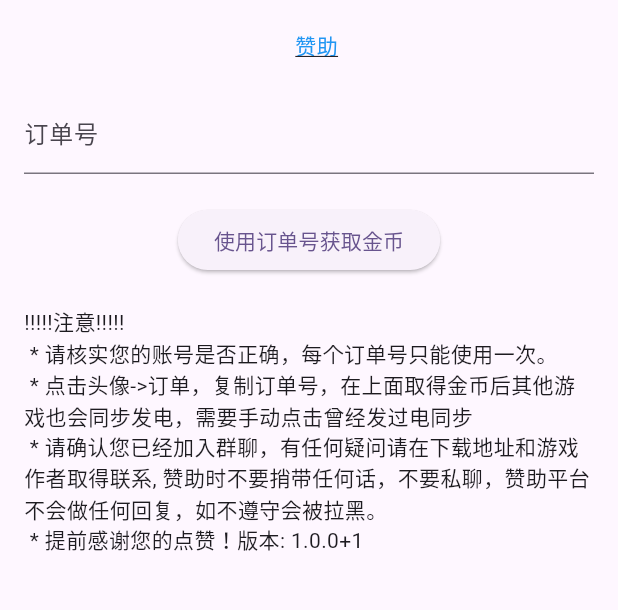
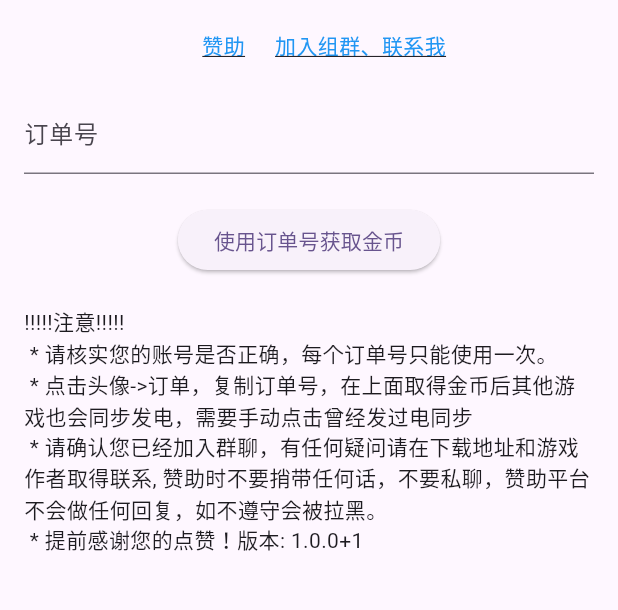
Before and after one commit to niuhuan/crops, a Flutter app: the LikeScreen screen opened directly, on a phone screen of 412 x 824 dp, the part 444-1054 px from its top. Run offline on Flutter 3.47's test engine with Material 3 defaults, Android fonts, the light colour scheme and no system bars; our stand-ins replace dio, fluttertoast, hive_flutter; missing offline and left inert: flame; accounts and stored records are empty.

Commit message:
add join group link

```diff
--- a/lib/like_screen.dart
+++ b/lib/like_screen.dart
@@ -167,12 +167,32 @@ class _LikeScreenState extends State<LikeScreen> {
                 children: [
                   if (_username != null) Text('用户名: $_username'),
                   Container(
-                    margin: const EdgeInsets.only(left: 10),
+                    margin: const EdgeInsets.only(left: 20),
                   ),
                   GestureDetector(
                     onTap: _showConfirmationDialog,
                     child: const Text(
                       '赞助',
+                      style: TextStyle(
+                        color: Colors.blue,
+                        decoration: TextDecoration.underline,
+                      ),
+                    ),
+                  ),
+                  Container(
+                    margin: const EdgeInsets.only(left: 20),
+                  ),
+                  GestureDetector(
+                    onTap: () async {
+                      const url = "https://github.com/niuhuan/crops/releases";
+                      if (await canLaunch(url)) {
+                        await launch(url);
+                      } else {
+                        throw 'Could not launch $url';
+                      }
+                    },
+                    child: const Text(
+                      '加入组群、联系我',
                       style: TextStyle(
                         color: Colors.blue,
                         decoration: TextDecoration.underline,
```
